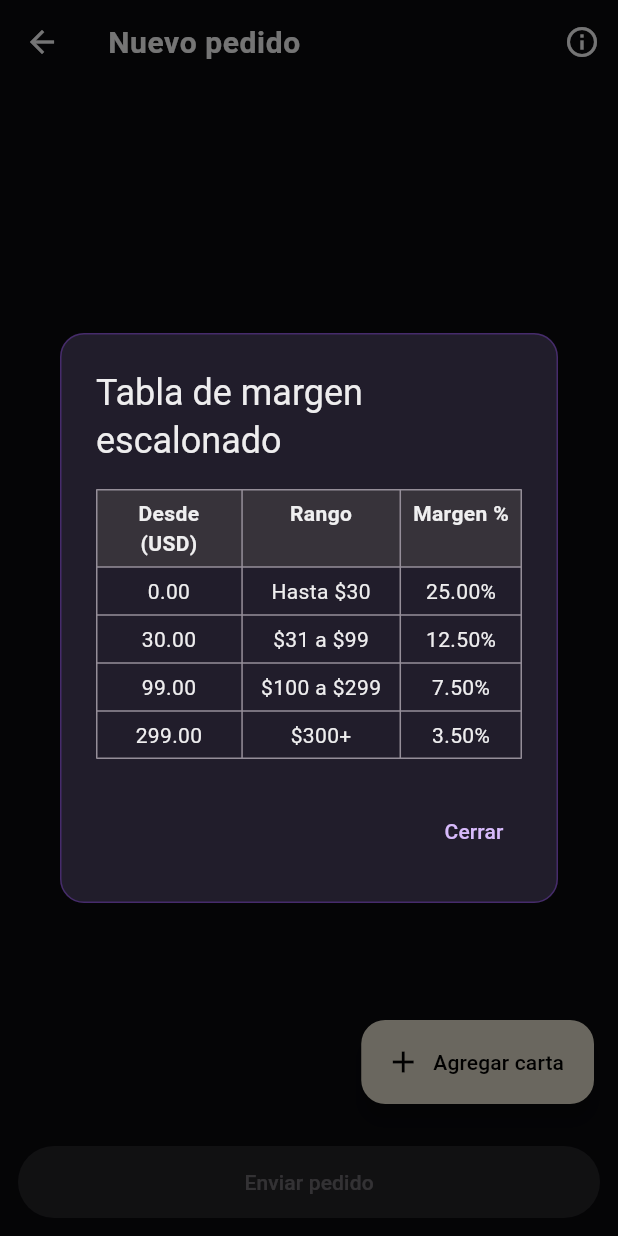
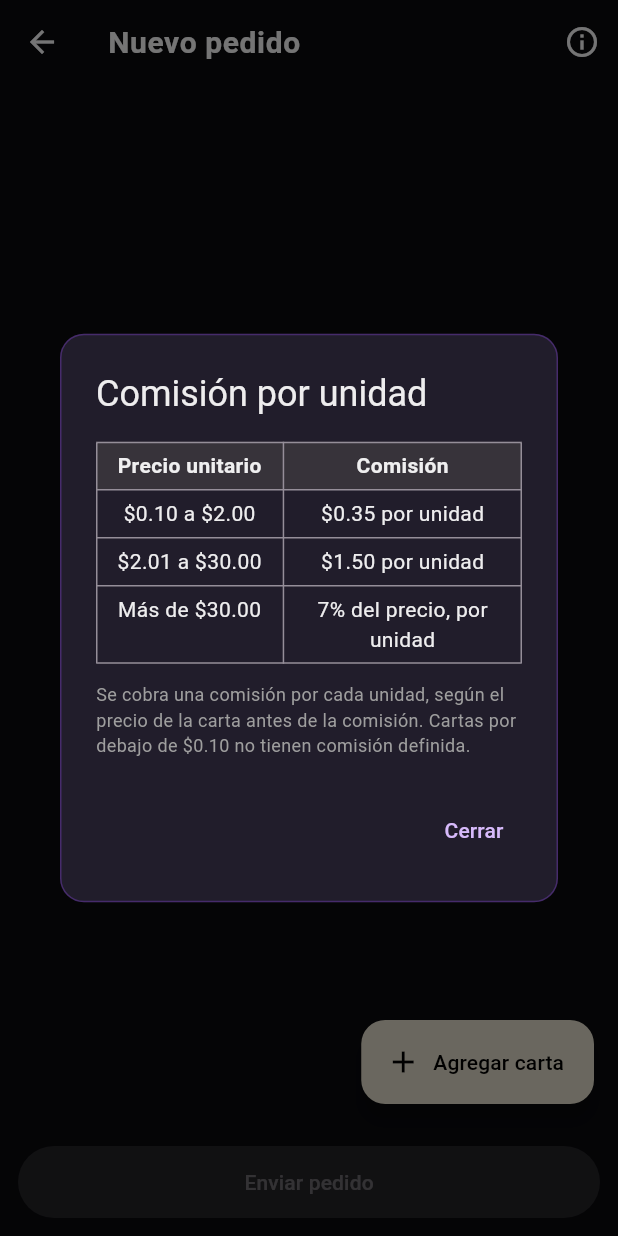
Before and after one commit to haroldevg/LaFosaImport, a Flutter app: the NewOrderScreen screen opened directly with empty values, after a tap on the "info outline" icon, on a phone screen of 412 x 824 dp. Run offline on Flutter 3.47's test engine with Material 3 defaults, Android fonts, the phone set to English and light mode, and no system bars; our stand-ins replace cloud_firestore, firebase_auth, firebase_core, google_sign_in, package_info_plus, share_plus and 2 more; missing offline and left inert: dart:js_interop, excel, google_sign_in_web; accounts and stored records are empty.

Commit message:
feat: implement service commission structure and update related calculations

```diff
--- a/lib/screens/add_card_item_screen.dart
+++ b/lib/screens/add_card_item_screen.dart
@@ -4,6 +4,7 @@ import 'package:intl/intl.dart';
 
 import '../models/order.dart';
 import '../services/listing_scraper_service.dart';
+import '../services/pricing_config.dart';
 
 final _currency = NumberFormat.simpleCurrency(name: 'USD');
 
@@ -397,6 +398,12 @@ class _AddCardItemScreenState extends State<AddCardItemScreen> {
                     if (v == null || v.trim().isEmpty) return 'Requerido';
                     final parsed = double.tryParse(v.trim());
                     if (parsed == null || parsed <= 0) return 'Precio inválido';
+                    // La tabla de comisiones empieza en $0.10; por debajo no
+                    // hay una definida, así que la carta no se puede cotizar.
+                    if (commissionPerUnit(parsed) == null) {
+                      return 'Sin comisión definida para precios menores a '
+                          '\$${minimumCommissionablePrice.toStringAsFixed(2)}';
+                    }
                     return null;
                   },
                 ),
--- a/lib/screens/admin/edit_order_prices_screen.dart
+++ b/lib/screens/admin/edit_order_prices_screen.dart
@@ -198,7 +198,7 @@ class _EditOrderPricesScreenState extends State<EditOrderPricesScreen> {
                         'Tax estimado (${(totals.taxRate * 100).toStringAsFixed(0)}%)',
                         totals.tax,
                       ),
-                      _TotalRow('Margen de servicio', totals.margin),
+                      _TotalRow('Comisión de servicio', totals.commission),
                       _TotalRow(
                         'Envío a Perú (${totals.totalQuantity} carta(s))',
                         totals.internationalShipping,
--- a/lib/screens/new_order_screen.dart
+++ b/lib/screens/new_order_screen.dart
@@ -56,50 +56,74 @@ class _NewOrderScreenState extends State<NewOrderScreen> {
   double get _internationalShipping =>
       double.parse((_totalQuantity * _shippingFeePerCard).toStringAsFixed(2));
 
-  /// Tiered service margin (see [marginTiers]) — each card's own unit price
-  /// picks its bracket, not subject to US sales tax. Admins pay no margin.
-  double get _margin => widget.isAdmin
+  /// Comisión de servicio: una por unidad, elegida por el precio unitario de
+  /// cada carta (ver [commissionTiers]). No entra en la base del tax. Los
+  /// admins no pagan comisión.
+  double get _commission => widget.isAdmin
       ? 0
       : double.parse(
           _cartItems
-              .fold<double>(0, (acc, item) => acc + marginAmountForItem(item))
+              .fold<double>(
+                0,
+                (acc, item) => acc + (commissionForItem(item) ?? 0),
+              )
               .toStringAsFixed(2),
         );
 
+  /// Líneas cuyo precio queda por debajo del mínimo con comisión definida.
+  /// El formulario de alta ya las rechaza; esto cubre cualquier otra vía.
+  List<OrderItem> get _itemsWithoutCommission => widget.isAdmin
+      ? const []
+      : _cartItems.where((item) => commissionForItem(item) == null).toList();
+
   double get _total => double.parse(
-    (_subtotal + _tax + _margin + _internationalShipping).toStringAsFixed(2),
+    (_subtotal + _tax + _commission + _internationalShipping).toStringAsFixed(
+      2,
+    ),
   );
 
-  void _showMarginTable() {
+  void _showCommissionTable() {
     showDialog<void>(
       context: context,
       builder: (context) => AlertDialog(
-        title: const Text('Tabla de margen escalonado'),
-        content: Table(
+        title: const Text('Comisión por unidad'),
+        content: Column(
+          mainAxisSize: MainAxisSize.min,
+          crossAxisAlignment: CrossAxisAlignment.start,
+          children: [
+            Table(
               border: TableBorder.all(color: Theme.of(context).dividerColor),
               columnWidths: const {
-            0: FlexColumnWidth(1.2),
-            1: FlexColumnWidth(1.3),
-            2: FlexColumnWidth(1),
+                0: FlexColumnWidth(1.1),
+                1: FlexColumnWidth(1.4),
               },
               children: [
                 TableRow(
                   decoration: BoxDecoration(
-                color: Theme.of(context).colorScheme.surfaceContainerHighest,
+                    color: Theme.of(
+                      context,
+                    ).colorScheme.surfaceContainerHighest,
                   ),
                   children: const [
-                _TableCell('Desde (USD)', header: true),
-                _TableCell('Rango', header: true),
-                _TableCell('Margen %', header: true),
+                    _TableCell('Precio unitario', header: true),
+                    _TableCell('Comisión', header: true),
                   ],
                 ),
-            for (final tier in marginTiers)
+                for (final tier in commissionTiers)
                   TableRow(
                     children: [
-                  _TableCell(tier.from.toStringAsFixed(2)),
                       _TableCell(tier.rangeLabel),
-                  _TableCell('${(tier.rate * 100).toStringAsFixed(2)}%'),
+                      _TableCell(tier.feeLabel),
                     ],
+                  ),
+              ],
+            ),
+            const SizedBox(height: 12),
+            const Text(
+              'Se cobra una comisión por cada unidad, según el precio de la '
+              'carta antes de la comisión. Cartas por debajo de \$0.10 no '
+              'tienen comisión definida.',
+              style: TextStyle(fontSize: 12, color: Colors.grey),
             ),
           ],
         ),
@@ -124,6 +148,20 @@ class _NewOrderScreenState extends State<NewOrderScreen> {
   Future<void> _submit() async {
     if (_cartItems.isEmpty) return;
     setState(() => _error = null);
+
+    // Una línea sin comisión definida no se puede cotizar: cobrar cero sería
+    // inventar un precio que la tabla no fija.
+    final uncommissioned = _itemsWithoutCommission;
+    if (uncommissioned.isNotEmpty) {
+      setState(
+        () => _error =
+            'No hay comisión definida para precios menores a '
+            '${_currency.format(minimumCommissionablePrice)}: '
+            '${uncommissioned.map((i) => i.cardName).join(', ')}. '
+            'Corrige el precio o quita esa carta del pedido.',
+      );
+      return;
+    }
 
     setState(() => _submitting = true);
     final canSubmit = await AppUpdateService.instance.canSubmitOrders();
@@ -155,7 +193,7 @@ class _NewOrderScreenState extends State<NewOrderScreen> {
               'Tax estimado (${(fixedTaxRate * 100).toStringAsFixed(0)}%)',
               _tax,
             ),
-            _PriceRow('Margen de servicio', _margin),
+            _PriceRow('Comisión de servicio', _commission),
             _PriceRow(
               'Envío a Perú ($_totalQuantity carta(s) × ${_currency.format(_shippingFeePerCard)})',
               _internationalShipping,
@@ -260,8 +298,8 @@ class _NewOrderScreenState extends State<NewOrderScreen> {
         actions: [
           IconButton(
             icon: const Icon(Icons.info_outline),
-            tooltip: 'Ver tabla de margen',
-            onPressed: _showMarginTable,
+            tooltip: 'Ver tabla de comisiones',
+            onPressed: _showCommissionTable,
           ),
         ],
       ),
@@ -335,8 +373,8 @@ class _NewOrderScreenState extends State<NewOrderScreen> {
                           icon: Icons.percent,
                         ),
                         _PriceRow(
-                          'Margen de servicio',
-                          _margin,
+                          'Comisión de servicio',
+                          _commission,
                           icon: Icons.storefront_outlined,
                         ),
                         _PriceRow(
@@ -489,16 +527,14 @@ class _CartItemCard extends StatelessWidget {
     final itemTax = double.parse(
       (lineSubtotal * fixedTaxRate).toStringAsFixed(2),
     );
-    final itemMargin = isAdmin
-        ? 0.0
-        : double.parse(marginAmountForItem(item).toStringAsFixed(2));
+    final unitCommission = isAdmin ? 0.0 : commissionPerUnit(item.unitPrice);
+    final itemCommission = isAdmin ? 0.0 : commissionForItem(item);
     final itemPeruShipping = double.parse(
       (item.quantity * internationalShippingFeeFor(isAdmin)).toStringAsFixed(2),
     );
     final itemGrandTotal = double.parse(
-      (lineSubtotal + itemTax + itemMargin + itemPeruShipping).toStringAsFixed(
-        2,
-      ),
+      (lineSubtotal + itemTax + (itemCommission ?? 0) + itemPeruShipping)
+          .toStringAsFixed(2),
     );
 
     return Card(
@@ -568,6 +604,27 @@ class _CartItemCard extends StatelessWidget {
             const SizedBox(height: 12),
             Divider(height: 1, color: Theme.of(context).dividerColor),
             const SizedBox(height: 10),
+            // Precio unitario × cantidad, a la vista: es el número con el que
+            // se elige el tramo de comisión, así que esconderlo dejaría el
+            // resto del desglose sin punto de partida.
+            Text(
+              '${_currency.format(item.unitPrice)} c/u × ${item.quantity} = '
+              '${_currency.format(item.unitPrice * item.quantity)}',
+              style: const TextStyle(fontWeight: FontWeight.w600),
+            ),
+            if (itemCommission == null && !isAdmin)
+              Padding(
+                padding: const EdgeInsets.only(top: 6),
+                child: Text(
+                  'Sin comisión definida: el precio está por debajo de '
+                  '${_currency.format(minimumCommissionablePrice)}.',
+                  style: TextStyle(
+                    fontSize: 12,
+                    color: Theme.of(context).colorScheme.error,
+                  ),
+                ),
+              ),
+            const SizedBox(height: 10),
             Wrap(
               spacing: 8,
               runSpacing: 6,
@@ -598,10 +655,12 @@ class _CartItemCard extends StatelessWidget {
                   icon: Icons.percent,
                   label: 'Tax +${_currency.format(itemTax)}',
                 ),
-                if (itemMargin > 0)
+                if (itemCommission != null && itemCommission > 0)
                   _DetailChip(
                     icon: Icons.storefront_outlined,
-                    label: 'Margen +${_currency.format(itemMargin)}',
+                    label:
+                        'Comisión ${_currency.format(unitCommission)} c/u '
+                        '= +${_currency.format(itemCommission)}',
                   ),
                 _DetailChip(
                   icon: Icons.flight_takeoff_outlined,
--- a/lib/services/order_service.dart
+++ b/lib/services/order_service.dart
@@ -211,7 +211,9 @@ class OrderService {
         'estimatedTaxRate': totals.taxRate,
         'estimatedSubtotal': totals.subtotal,
         'estimatedTax': totals.tax,
-        'estimatedMargin': totals.margin,
+        // Campo histórico: guarda la comisión de servicio (antes era un
+        // margen escalonado). Se mantiene el nombre para no migrar pedidos.
+        'estimatedMargin': totals.commission,
         'estimatedInternationalShipping': totals.internationalShipping,
         'estimatedTotal': totals.total,
         'status': 'pending',
@@ -252,7 +254,7 @@ class OrderService {
       'estimatedTaxRate': totals.taxRate,
       'estimatedSubtotal': totals.subtotal,
       'estimatedTax': totals.tax,
-      'estimatedMargin': totals.margin,
+      'estimatedMargin': totals.commission,
       'estimatedInternationalShipping': totals.internationalShipping,
       'estimatedTotal': totals.total,
       'status': OrderStatus.priceReview.name,
--- a/lib/services/pricing_config.dart
+++ b/lib/services/pricing_config.dart
@@ -9,54 +9,73 @@ const double fixedTaxRate = 0.10;
 /// and forwarding the cards from the US forwarder address to Peru. This is
 /// the business's own handling fee, not part of the TCGPlayer purchase, so
 /// it is never subject to the US sales tax estimate. Admins pay a reduced fee.
-const double internationalShippingFeePerCard = 0.75;
+const double internationalShippingFeePerCard = 0.85;
 const double adminInternationalShippingFeePerCard = 0.5;
 
 double internationalShippingFeeFor(bool isAdmin) => isAdmin
     ? adminInternationalShippingFeePerCard
     : internationalShippingFeePerCard;
 
-/// One row of the tiered service-margin table: a card whose unit price falls
-/// at or above [from] (and below the next tier's [from], or unbounded for
-/// the last tier) is charged [rate] as the business's margin.
-class MarginTier {
-  final double from;
+// ── Comisión de servicio, por unidad ──────────────────────────────────────
+//
+// Cada unidad comprada paga una sola comisión, elegida por el precio
+// unitario de la carta (antes de sumarle la comisión). Como la tabla es
+// plana en los dos primeros tramos, una carta barata paga centavos y una
+// cara paga un porcentaje; igual que el envío a Perú, es un cobro propio del
+// negocio y nunca entra en la base del tax estimado de EE. UU.
+
+/// Por debajo de este precio no hay comisión definida: la tabla empieza en
+/// US$ 0.10 y suponer un valor más abajo sería inventar un precio.
+const double minimumCommissionablePrice = 0.10;
+
+/// Límite superior (inclusive) del tramo de tarifa plana baja.
+const double lowCommissionMaxPrice = 2.00;
+const double lowCommissionFee = 0.35;
+
+/// Límite superior (inclusive) del tramo de tarifa plana media.
+const double midCommissionMaxPrice = 30.00;
+const double midCommissionFee = 1.5;
+
+/// Por encima de [midCommissionMaxPrice] la comisión es un porcentaje del
+/// precio completo de la carta.
+const double highCommissionRate = 0.07;
+
+/// Una fila de la tabla de comisiones, solo para mostrarla al usuario.
+class CommissionTier {
   final String rangeLabel;
-  final double rate;
+  final String feeLabel;
 
-  const MarginTier({
-    required this.from,
-    required this.rangeLabel,
-    required this.rate,
-  });
+  const CommissionTier(this.rangeLabel, this.feeLabel);
 }
 
-/// Tiered margin schedule — cheaper cards carry a higher margin since fixed
-/// per-order costs matter more relative to their price; higher-value cards
-/// get a lower percentage. Like the Peru shipping fee, this is the
-/// business's own service margin, not part of the TCGPlayer purchase, so
-/// it's never subject to the US sales tax estimate. Applies to non-admin
-/// users only — admins pay no margin (see [marginAmountForItem] callers).
-const List<MarginTier> marginTiers = [
-  MarginTier(from: 0, rangeLabel: 'Hasta \$30', rate: 0.25),
-  MarginTier(from: 30, rangeLabel: '\$31 a \$99', rate: 0.125),
-  MarginTier(from: 99, rangeLabel: '\$100 a \$299', rate: 0.075),
-  MarginTier(from: 299, rangeLabel: '\$300+', rate: 0.035),
+const List<CommissionTier> commissionTiers = [
+  CommissionTier('\$0.10 a \$2.00', '\$0.35 por unidad'),
+  CommissionTier('\$2.01 a \$30.00', '\$1.50 por unidad'),
+  CommissionTier('Más de \$30.00', '7% del precio, por unidad'),
 ];
 
-double marginRateFor(double unitPrice) {
-  var rate = marginTiers.first.rate;
-  for (final tier in marginTiers) {
-    if (unitPrice >= tier.from) rate = tier.rate;
-  }
-  return rate;
+/// La comisión que paga **una unidad** de una carta que cuesta [unitPrice],
+/// redondeada a centavos — o null si el precio está por debajo de
+/// [minimumCommissionablePrice], donde la tabla no define ninguna.
+///
+/// El tramo se elige con el precio unitario tal cual, antes de sumarle nada,
+/// y se redondea a centavos antes de comparar para que un precio como 2.00
+/// caiga en su tramo sin depender de cómo el binario represente el decimal.
+double? commissionPerUnit(double unitPrice) {
+  final price = double.parse(unitPrice.toStringAsFixed(2));
+  if (price < minimumCommissionablePrice) return null;
+  if (price <= lowCommissionMaxPrice) return lowCommissionFee;
+  if (price <= midCommissionMaxPrice) return midCommissionFee;
+  return double.parse((price * highCommissionRate).toStringAsFixed(2));
 }
 
-/// The business's margin for one cart line: its per-unit rate (picked by the
-/// card's own unit price, not the line's total) applied across all units
-/// bought on that line.
-double marginAmountForItem(OrderItem item) {
-  return item.unitPrice * item.quantity * marginRateFor(item.unitPrice);
+/// La comisión de toda una línea del carrito: la comisión unitaria por la
+/// cantidad comprada. Null cuando el precio de esa línea no tiene comisión
+/// definida.
+double? commissionForItem(OrderItem item) {
+  final perUnit = commissionPerUnit(item.unitPrice);
+  if (perUnit == null) return null;
+  return double.parse((perUnit * item.quantity).toStringAsFixed(2));
 }
 
 /// The aggregate money figures for a cart, computed in one place so that a
@@ -65,26 +84,40 @@ double marginAmountForItem(OrderItem item) {
 /// original quote was built with.
 ///
 /// [adminPricing] mirrors how the order was first priced: orders placed by an
-/// admin carry no service margin and a reduced per-card Peru shipping fee, so
-/// a later reprice has to keep applying that same schedule.
+/// admin carry no commission and a reduced per-card Peru shipping fee, so a
+/// later reprice has to keep applying that same schedule.
 class OrderTotals {
   final double subtotal;
   final double taxRate;
   final double tax;
-  final double margin;
+
+  /// Suma de las comisiones de todas las líneas. Se guarda en Firestore bajo
+  /// `estimatedMargin`, que es como se llamaba cuando era un margen
+  /// escalonado; el nombre del campo se mantuvo para no migrar los pedidos
+  /// que ya existían.
+  final double commission;
   final double internationalShipping;
   final double total;
   final int totalQuantity;
+
+  /// Cuántas líneas quedaron sin comisión por estar debajo de
+  /// [minimumCommissionablePrice]. La pantalla del carrito no deja llegar
+  /// ninguna hasta acá, pero si una llegara, el total no puede fingir que
+  /// costó cero: quien muestre estos totales tiene que advertirlo.
+  final int itemsWithoutCommission;
 
   const OrderTotals({
     required this.subtotal,
     required this.taxRate,
     required this.tax,
-    required this.margin,
+    required this.commission,
     required this.internationalShipping,
     required this.total,
     required this.totalQuantity,
+    this.itemsWithoutCommission = 0,
   });
+
+  bool get hasItemsWithoutCommission => itemsWithoutCommission > 0;
 
   factory OrderTotals.forItems(
     List<OrderItem> items, {
@@ -96,13 +129,19 @@ class OrderTotals {
     );
     final subtotal = double.parse(rawSubtotal.toStringAsFixed(2));
     final tax = double.parse((subtotal * fixedTaxRate).toStringAsFixed(2));
-    final margin = adminPricing
+    final commission = adminPricing
         ? 0.0
         : double.parse(
             items
-                .fold<double>(0, (acc, item) => acc + marginAmountForItem(item))
+                .fold<double>(
+                  0,
+                  (acc, item) => acc + (commissionForItem(item) ?? 0),
+                )
                 .toStringAsFixed(2),
           );
+    final itemsWithoutCommission = adminPricing
+        ? 0
+        : items.where((item) => commissionForItem(item) == null).length;
     final totalQuantity = items.fold<int>(
       0,
       (acc, item) => acc + item.quantity,
@@ -115,12 +154,15 @@ class OrderTotals {
       subtotal: subtotal,
       taxRate: fixedTaxRate,
       tax: tax,
-      margin: margin,
+      commission: commission,
       internationalShipping: internationalShipping,
       total: double.parse(
-        (subtotal + tax + margin + internationalShipping).toStringAsFixed(2),
+        (subtotal + tax + commission + internationalShipping).toStringAsFixed(
+          2,
+        ),
       ),
       totalQuantity: totalQuantity,
+      itemsWithoutCommission: itemsWithoutCommission,
     );
   }
 }
--- a/lib/widgets/order_summary_card.dart
+++ b/lib/widgets/order_summary_card.dart
@@ -116,8 +116,11 @@ class OrderSummaryCard extends StatelessWidget {
               '${_currency.format(order.estimatedTax)}',
             ),
             if (order.estimatedMargin > 0)
+              // `estimatedMargin` es el nombre histórico del campo; lo que
+              // guarda hoy es la comisión de servicio por unidad.
               Text(
-                'Margen de servicio: ${_currency.format(order.estimatedMargin)}',
+                'Comisión de servicio: '
+                '${_currency.format(order.estimatedMargin)}',
               ),
             if (order.estimatedInternationalShipping > 0)
               Text(
```
Also changed, not shown: 1 other file. Lines whose indentation alone changed are shown as unchanged.
